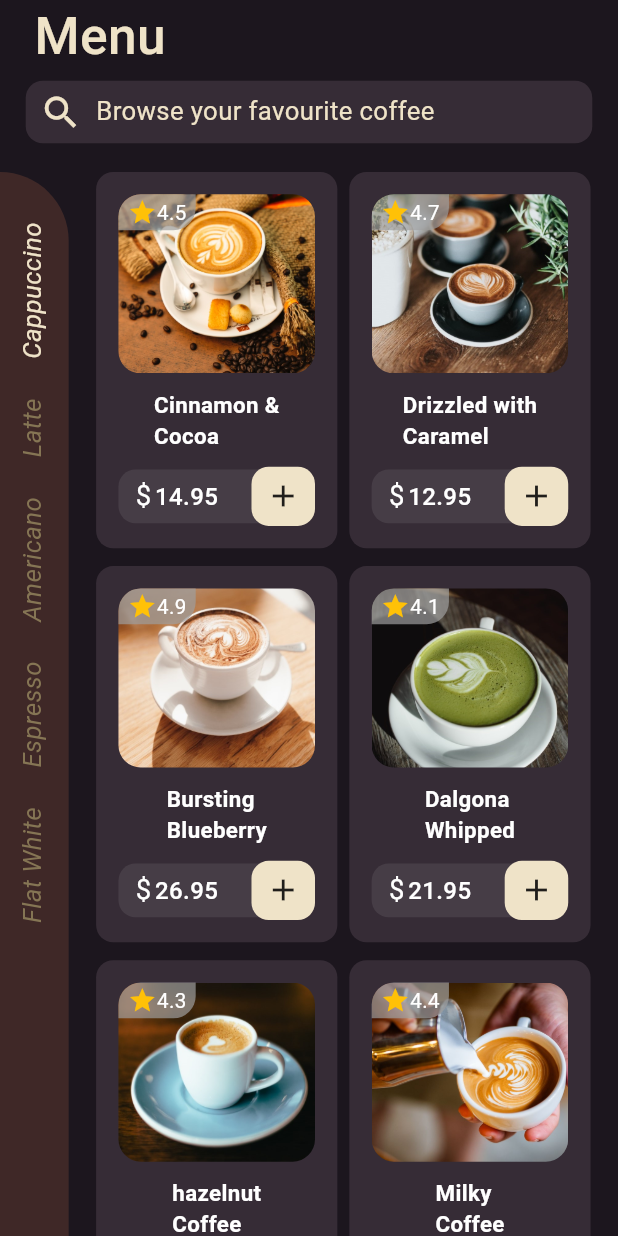
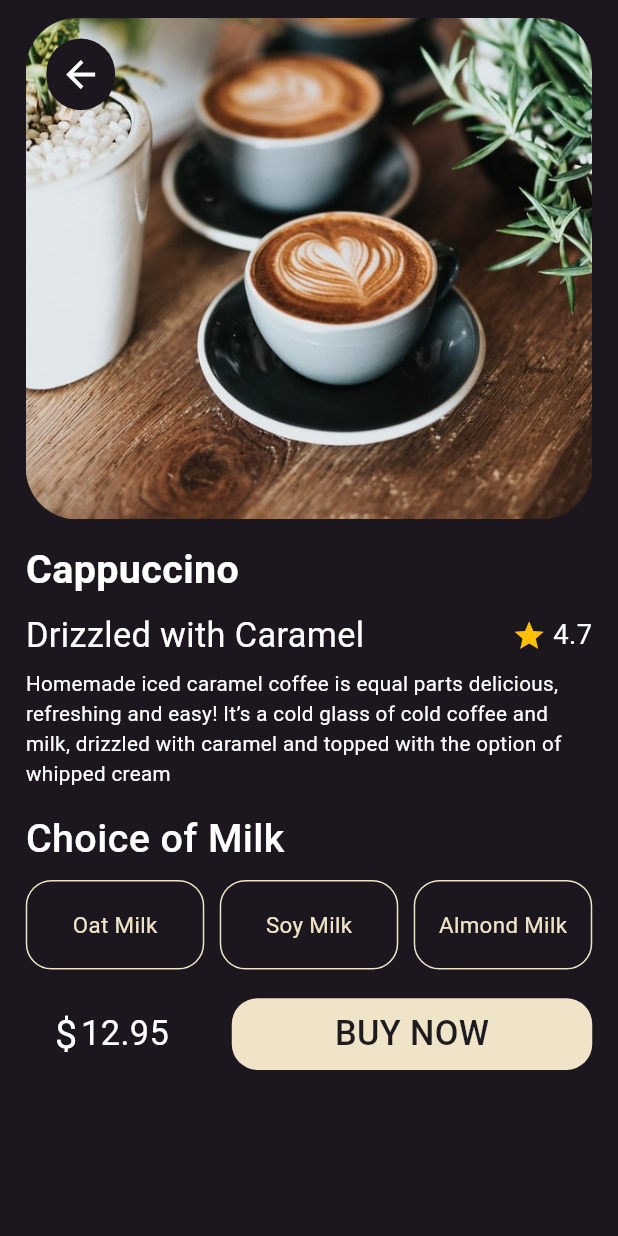
Before and after one commit to GABER77/Coffee-App, a Flutter app: the screen it shows after launch, after a tap on "4.7", on a phone screen of 412 x 824 dp. Run offline on Flutter 3.47's test engine with Material 3 defaults, Android fonts, the phone set to English and light mode, and no system bars; our stand-ins replace flutter_screenutil.

Commit message:
Item Screen Layout

```diff
--- a/lib/presentation/home_screen.dart
+++ b/lib/presentation/home_screen.dart
@@ -4,6 +4,7 @@ import 'package:flutter/material.dart';
 import 'package:flutter_screenutil/flutter_screenutil.dart';
 import '../models/products_model.dart';
 import '../shared/constants/spaces.dart';
+import 'item_screen.dart';
 
 class HomeScreen extends StatefulWidget {
   @override
@@ -136,7 +137,14 @@ class _HomeScreenState extends State<HomeScreen> {
   );
 
   Widget CoffeeItem(Product coffeeProduct) => InkWell(
-    onTap: () {},
+    onTap: () {
+      coffeeProduct.type = SelectedType!;
+      Navigator.push(
+        context, MaterialPageRoute(
+        builder: (context) => ItemScreen(coffeeProduct),
+        ),
+      );
+    },
     child: Container(
       decoration: BoxDecoration(
         borderRadius: BorderRadius.circular(10.r),
--- /dev/null
+++ b/lib/presentation/item_screen.dart
@@ -0,0 +1,227 @@
+import 'package:coffee_app/models/products_model.dart';
+import 'package:flutter/cupertino.dart';
+import 'package:flutter/material.dart';
+import 'package:flutter_screenutil/flutter_screenutil.dart';
+import '../shared/constants/spaces.dart';
+
+class ItemScreen extends StatefulWidget {
+
+  Product myProduct;
+  ItemScreen(this.myProduct);
+
+  @override
+  State<ItemScreen> createState() => _ItemScreenState();
+}
+
+class _ItemScreenState extends State<ItemScreen> {
+
+  List<String> milkType = ["Oat Milk", "Soy Milk", "Almond Milk"];
+  int? selectedMilk;
+
+  @override
+  Widget build(BuildContext context) {
+    return Scaffold(
+      backgroundColor: Color(0xFF1C161E),
+      body: SafeArea(
+        child: Padding(
+          padding: EdgeInsets.only(
+            left: 15.w,
+            right: 15.w,
+            top: 10.h,
+          ),
+          child: Column(
+              crossAxisAlignment: CrossAxisAlignment.start,
+              children: [
+                Center(
+                  child: Stack(
+                      children: [
+                        Container(
+                          decoration: BoxDecoration(
+                            borderRadius: BorderRadius.circular(30.r),
+                            image: DecorationImage(
+                              image: AssetImage(
+                                  '${widget.myProduct.image}'
+                              ),
+                              fit: BoxFit.cover,
+                            ),
+                          ),
+                          width:330.w,
+                          height: 280.h,
+                        ),
+                        Padding(
+                          padding: EdgeInsets.all(12.r),
+                          child: InkWell(
+                            onTap: () {
+                              Navigator.pop(context);
+                            },
+                            child: Container(
+                              decoration: BoxDecoration(
+                                  borderRadius: BorderRadius.circular(50.r),
+                                  color: Color(0xFF1C161E)
+                              ),
+                              child: Icon(
+                                Icons.arrow_back,
+                                size: 25.sp,
+                                color: Colors.white,
+                              ),
+                              width: 40.w,
+                              height: 40.h,
+                            ),
+                          ),
+                        ),
+                      ]
+                  ),
+                ),
+                SizedBox(
+                  height: 12.h,
+                ),
+                Text(
+                  '${widget.myProduct.type}',
+                  style: TextStyle(
+                    color: Colors.white,
+                    fontSize: 23.sp,
+                    fontWeight: FontWeight.bold,
+                  ),
+                ),
+                SizedBox(
+                  height: 7.h,
+                ),
+                Row(
+                    children: [
+                      Text(
+                        '${widget.myProduct.name.replaceAll('\n', ' ')}',
+                        style: TextStyle(
+                          color: Colors.white,
+                          fontSize: 20.sp,
+                        ),
+                      ),
+                      Spacer(),
+                      Icon(
+                        Icons.star,
+                        size: 20.sp,
+                        color: Colors.amber,
+                      ),
+                      Spaces.hSpacingS,
+                      Text(
+                        '${widget.myProduct.rate}',
+                        style: TextStyle(
+                          color: Colors.white,
+                          fontSize: 16.sp,
+                        ),
+                      ),
+                    ]
+                ),
+                SizedBox(
+                  height: 5.h,
+                ),
+                Text(
+                  '${widget.myProduct.description}',
+                  style: TextStyle(
+                    color: Colors.white,
+                    fontSize: 12.sp,
+                  ),
+                ),
+                SizedBox(
+                  height: 12.h,
+                ),
+                Text(
+                  'Choice of Milk',
+                  style: TextStyle(
+                    color: Colors.white,
+                    fontSize: 23.sp,
+                    fontWeight: FontWeight.w500,
+                  ),
+                ),
+                SizedBox(
+                  height: 7.h,
+                ),
+                SizedBox(
+                  height: 50.h,
+                  child: ListView.separated(
+                    scrollDirection: Axis.horizontal,
+                    itemBuilder: (context, index) {
+                      return InkWell(
+                        onTap: () {
+                          setState(() {
+                            selectedMilk = index;
+                          });
+                        },
+                        child: Container(
+                          width: 104.w,
+                          height: 20.h,
+                          decoration: BoxDecoration(
+                            borderRadius: BorderRadius.circular(15.r),
+                            color: selectedMilk == index? Color(0xffEFE3C8) : Colors.transparent,
+                            border: Border.all(color: Color(0xffEFE3C8)),
+                          ),
+                          child: Center(
+                            child: Text(
+                              milkType[index],
+                              style: TextStyle(
+                                fontSize: 13.sp,
+                                color: selectedMilk == index? Colors.black : Color(0xffEFE3C8),
+                              ),
+                            ),
+                          ),
+                        ),
+                      );
+                    },
+                    separatorBuilder: (context, index) => SizedBox(width: 9.w),
+                    itemCount: milkType.length,
+                  ),
+                ),
+                SizedBox(
+                  height: 16.h,
+                ),
+                Row(
+                  children: [
+                    SizedBox(
+                      width: 17.w,
+                    ),
+                    Text(
+                      '\$',
+                      style: TextStyle(
+                        color: Colors.white,
+                        fontSize: 23.sp,
+                      ),
+                    ),
+                    SizedBox(
+                      width: 2.w,
+                    ),
+                    Text(
+                      "${widget.myProduct.price}",
+                      style: TextStyle(
+                        fontSize: 20.sp,
+                        color: Colors.white,
+                      ),
+                    ),
+                    Spacer(),
+                    InkWell(
+                      onTap: () {},
+                      child: Container(
+                        width: 210.w,
+                        height: 40.h,
+                        decoration: BoxDecoration(
+                          borderRadius: BorderRadius.circular(15.r),
+                          color: Color(0xffEFE3C8),
+                        ),
+                        child: Center(
+                          child: Text(
+                            'BUY NOW',
+                            style: TextStyle(
+                                fontSize: 20.sp,
+                                fontWeight: FontWeight.w500
+                            ),
+                          ),
+                        ),
+                      ),
+                    ),
+                  ],
+                ),
+              ]
+          ),
+        ),
+      ),
+    );
+  }
+}
--- a/pubspec.yaml
+++ b/pubspec.yaml
@@ -36,6 +36,7 @@ dependencies:
   # Use with the CupertinoIcons class for iOS style icons.
   cupertino_icons: ^1.0.6
   flutter_screenutil: ^5.9.3
+  fluttertoast: ^8.2.8
 
 dev_dependencies:
   flutter_test:
```
Also changed, not shown: pubspec.lock.
